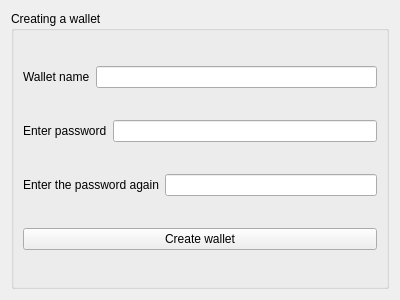
Before: the Qt Designer form offline_wallet/passwordforwallet.ui in bmstu-iu8-2018-project/wallet, drawn with Qt 5.
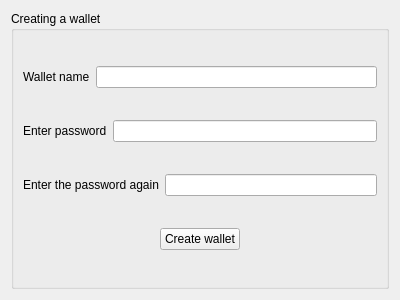
After: the same form once the commit is applied.

Diff of the .ui file:
```diff
--- a/offline_wallet/passwordforwallet.ui
+++ b/offline_wallet/passwordforwallet.ui
@@ -62,7 +62,7 @@
         </item>
        </layout>
       </item>
-      <item>
+      <item alignment="Qt::AlignHCenter">
        <widget class="QPushButton" name="create_pass">
         <property name="text">
          <string>Сreate wallet</string>
```
Left out of the diff: 12 changed lines with no effect on the pictures.
